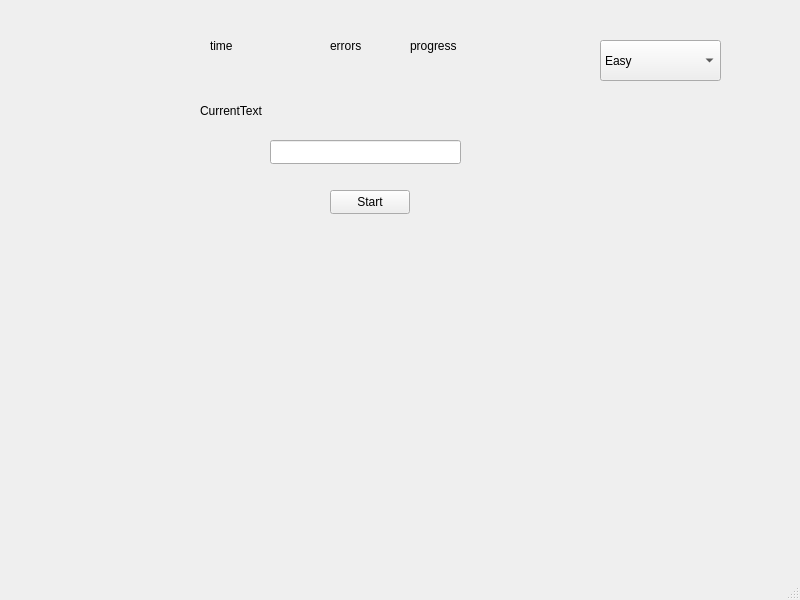
The window that KeyboardTrainer.ui (Sadetrin/KeyboardTrainer) describes before a commit, drawn with Qt 5.
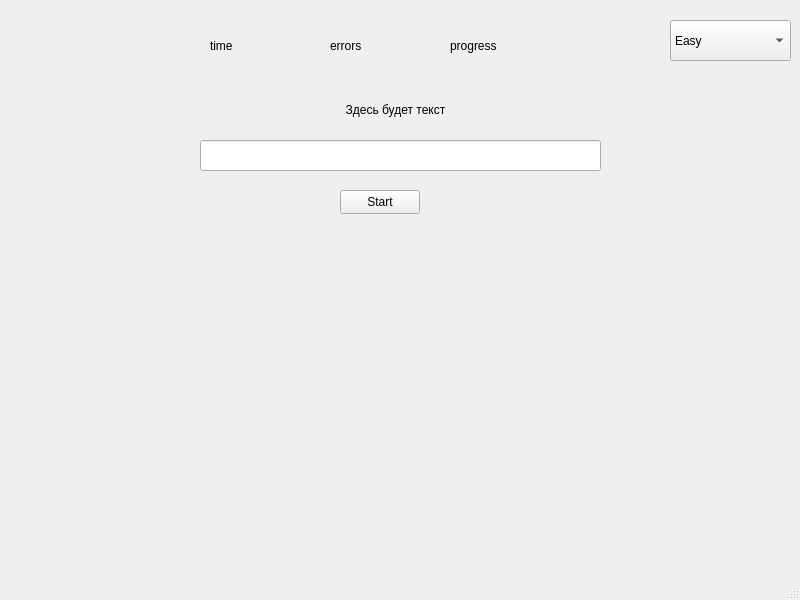
The same window after the commit. Custom widgets are drawn as their Qt base class.

Patch:
```diff
--- a/KeyboardTrainer.ui
+++ b/KeyboardTrainer.ui
@@ -43,7 +43,7 @@
    <widget class="QLabel" name="progressLabel">
     <property name="geometry">
      <rect>
-      <x>410</x>
+      <x>450</x>
       <y>30</y>
       <width>101</width>
       <height>31</height>
@@ -56,17 +56,17 @@
    <widget class="MyLineEdit" name="inputField">
     <property name="geometry">
      <rect>
-      <x>270</x>
+      <x>200</x>
       <y>140</y>
-      <width>191</width>
-      <height>24</height>
+      <width>401</width>
+      <height>31</height>
      </rect>
     </property>
    </widget>
    <widget class="QPushButton" name="startButton">
     <property name="geometry">
      <rect>
-      <x>330</x>
+      <x>340</x>
       <y>190</y>
       <width>80</width>
       <height>24</height>
@@ -86,14 +86,14 @@
      </rect>
     </property>
     <property name="text">
-     <string>CurrentText</string>
+     <string>&lt;html&gt;&lt;head/&gt;&lt;body&gt;&lt;p align=&quot;center&quot;&gt;Здесь будет текст&lt;/p&gt;&lt;/body&gt;&lt;/html&gt;</string>
     </property>
    </widget>
    <widget class="QComboBox" name="difficultyComboBox">
     <property name="geometry">
      <rect>
-      <x>600</x>
-      <y>40</y>
+      <x>670</x>
+      <y>20</y>
       <width>121</width>
       <height>41</height>
      </rect>
```
Left out of the diff: 2 changed lines with no effect on the pictures.
